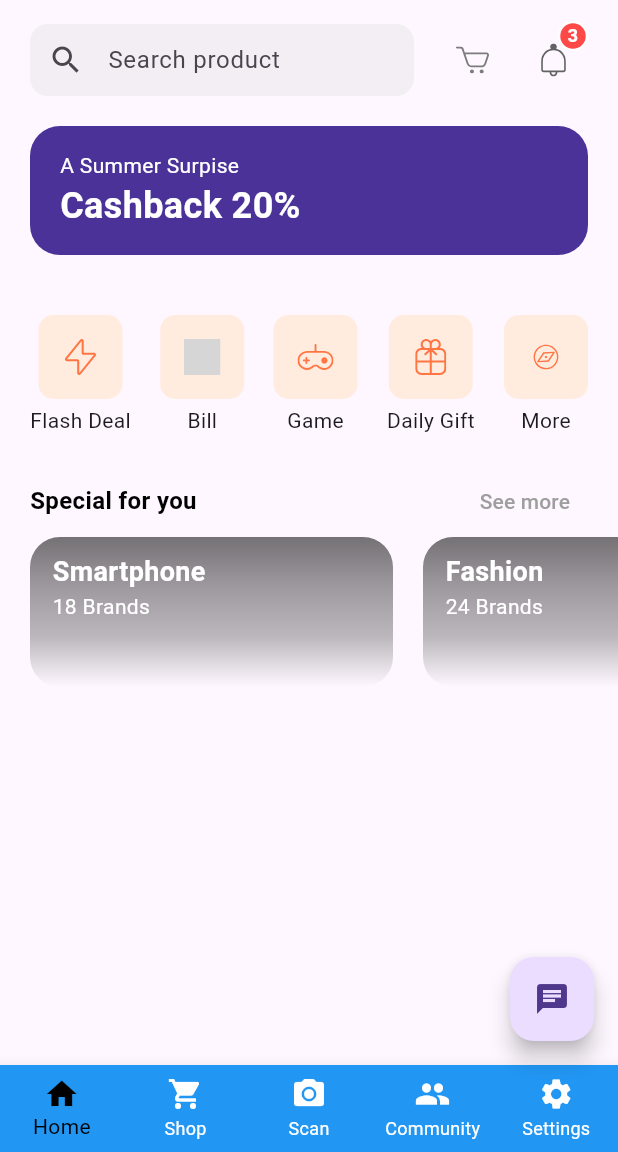
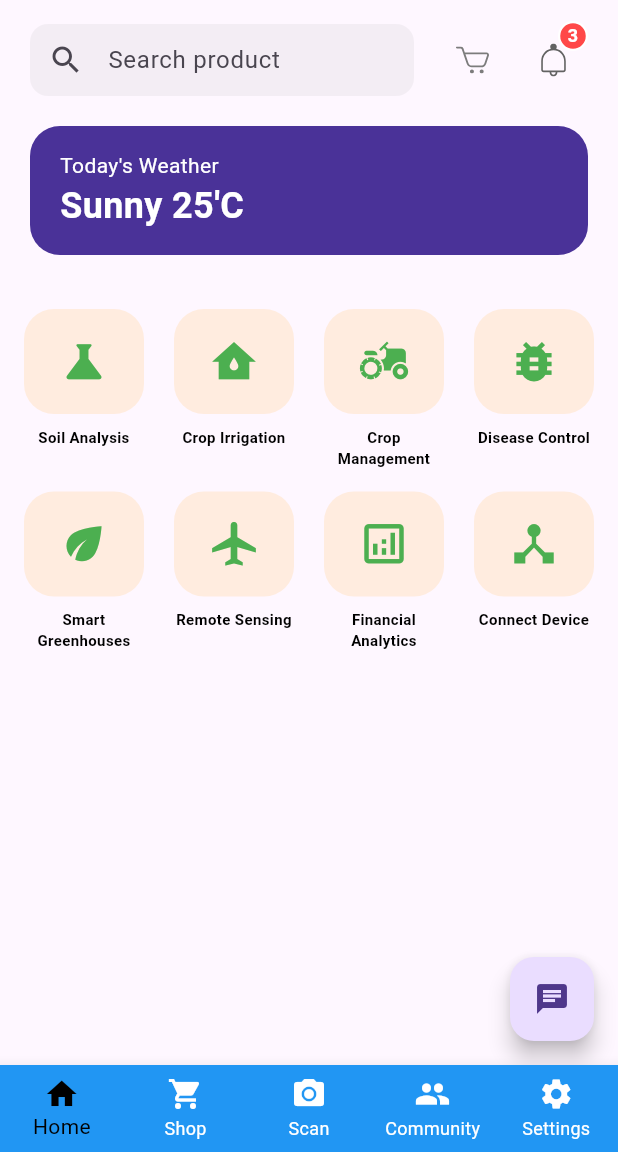
Before and after one commit to CHARLIE1210-A/Vasudhara_A_Smart_Farming_Method, a Flutter app: the screen it shows after launch, after a tap on "Continue", on a phone screen of 412 x 824 dp, the part 84-1236 px from its top. Run offline on Flutter 3.47's test engine with Material 3 defaults, Android fonts, the light colour scheme and no system bars; our stand-ins replace flutter_svg; grey boxes are pictures that could not be loaded.

Commit message:
prototype v0.0.1

```diff
--- a/lib/main.dart
+++ b/lib/main.dart
@@ -1,6 +1,12 @@
 import 'package:flutter/material.dart';
-import 'presentation/screen/splash_screen.dart';
-import 'package:google_generative_ai/google_generative_ai.dart'; // Import for Gemini API
+import 'package:vasudhara_a_smart_farming_method/presentation/screen/community/community.dart';
+import 'package:vasudhara_a_smart_farming_method/presentation/screen/crop_scan/crop_scan.dart';
+import 'package:vasudhara_a_smart_farming_method/presentation/screen/home/home_page.dart';
+import 'package:vasudhara_a_smart_farming_method/presentation/screen/setting/setting.dart';
+import 'package:vasudhara_a_smart_farming_method/presentation/screen/shop/shop_screen.dart';
+import 'package:vasudhara_a_smart_farming_method/presentation/screen/splash_screen.dart';
+
+import 'main_screen.dart';
 
 void main() {
   runApp(MyApp());
@@ -11,137 +17,22 @@ class MyApp extends StatelessWidget {
   Widget build(BuildContext context) {
     return MaterialApp(
       debugShowCheckedModeBanner: false,
-      title: 'Flutter Splash Screen',
+      title: 'VASUDHARA',
       theme: ThemeData(
         primarySwatch: Colors.blue,
       ),
-      home: SplashScreen(),
+      // home: SplashScreen(),
+      initialRoute: '/',
+      routes: {
+        '/': (context) => SplashScreen(),
+        // '/': (context) => MainScreen(),
+        '/main': (context) => MainScreen(),
+        '/home': (context) => HomeScreen(),
+        '/shop': (context) => ShopScreen(),
+        '/scan': (context) => CropScanScreen(),
+        '/community': (context) => CommunityScreen(),
+        '/setting': (context) => SettingScreen(),
+      },
     );
   }
 }
-
-// class MyApp extends StatelessWidget {
-//   @override
-//   Widget build(BuildContext context) {
-//     return MaterialApp(
-//       debugShowCheckedModeBanner: false,
-//       title: 'QnA Chatbot with Gemini',
-//       theme: ThemeData(
-//         primarySwatch: Colors.blue,
-//       ),
-//       home: MyHomePage(),
-//     );
-//   }
-// }
-
-// class MyHomePage extends StatefulWidget {
-//   @override
-//   _MyHomePageState createState() => _MyHomePageState();
-// }
-
-// class _MyHomePageState extends State<MyHomePage> {
-//   final TextEditingController _questionController = TextEditingController();
-//   List<String> _conversationHistory = []; // List to store conversation history
-//   String _answer = '';
-//   final String _apiKey = "YOUR_API_KEY"; // Replace with your actual API key
-//   bool _showChatScreen = false; // Flag to control chat screen visibility
-
-//   Future<void> _getAnswer(String question) async {
-//     // final genAI = GoogleGenerativeAI(_apiKey);
-//     // final genModel = await genAI.getGenerativeModel(model: "gemini-pro");
-
-//     final model = GenerativeModel(model: 'gemini-pro', apiKey: _apiKey);
-//     final content = [Content.text(question)];
-//     final response = await model.generateContent(content);
-//     // Use sendMessageStream for conversational flow
-//     // final responseStream = model.sendMessageStream(
-//     //   content: Content.text(question),
-//     //   stream: true,
-//     // );
-
-//     // // Get the first response from the stream
-//     // final response = await responseStream.first;
-
-//     setState(() {
-//       _conversationHistory.add(question); // Add user question to history
-//       _conversationHistory
-//           .add(response.text!); // Add generated answer to history
-//       _answer = response.text!;
-//     });
-//   }
-
-//   void _toggleChatScreen() {
-//     setState(() {
-//       _showChatScreen = !_showChatScreen;
-//     });
-//   }
-
-//   @override
-//   Widget build(BuildContext context) {
-//     return Scaffold(
-//       appBar: AppBar(
-//         title: Text('QnA Chatbot'),
-//       ),
-//       body: Stack(
-//         children: [
-//           // Main content (hidden when chat screen is visible)
-//           Visibility(
-//             visible: !_showChatScreen,
-//             child: Center(
-//               child: Text(
-//                 'Click the chat button to ask questions!',
-//                 style: TextStyle(fontSize: 16),
-//               ),
-//             ),
-//           ),
-
-//           // Chat screen (overlayed on top of main content)
-//           Visibility(
-//             visible: _showChatScreen,
-//             child: Padding(
-//               padding: const EdgeInsets.all(20.0),
-//               child: Column(
-//                 children: [
-//                   // Display conversation history
-//                   Expanded(
-//                     child: ListView.builder(
-//                       reverse: true, // Display latest messages at the top
-//                       itemCount: _conversationHistory.length,
-//                       itemBuilder: (context, index) => Text(
-//                         _conversationHistory[index],
-//                         style: TextStyle(fontSize: 16),
-//                       ),
-//                     ),
-//                   ),
-
-//                   SizedBox(height: 10),
-//                   TextField(
-//                     controller: _questionController,
-//                     decoration: InputDecoration(
-//                       labelText: 'Ask your question here...',
-//                     ),
-//                     onSubmitted: (question) => _getAnswer(question),
-//                   ),
-//                   SizedBox(height: 10),
-//                   ElevatedButton(
-//                     onPressed: () => _getAnswer(_questionController.text),
-//                     child: Text('Get Answer'),
-//                   ),
-//                   SizedBox(height: 20),
-//                   Text(
-//                     _answer,
-//                     style: TextStyle(fontSize: 16),
-//                   ),
-//                 ],
-//               ),
-//             ),
-//           ),
-//         ],
-//       ),
-//       floatingActionButton: FloatingActionButton(
-//         onPressed: _toggleChatScreen,
-//         child: Icon(_showChatScreen ? Icons.close : Icons.chat),
-//       ),
-//     );
-//   }
-// }
--- /dev/null
+++ b/lib/main_screen.dart
@@ -0,0 +1,71 @@
+import 'package:flutter/material.dart';
+import 'package:vasudhara_a_smart_farming_method/presentation/screen/community/community.dart';
+import 'package:vasudhara_a_smart_farming_method/presentation/screen/crop_scan/crop_scan.dart';
+import 'package:vasudhara_a_smart_farming_method/presentation/screen/setting/setting.dart';
+import 'package:vasudhara_a_smart_farming_method/presentation/screen/shop/shop_screen.dart';
+
+import 'presentation/screen/home/home_page.dart';
+
+class MainScreen extends StatefulWidget {
+  const MainScreen({super.key});
+
+  @override
+  State<MainScreen> createState() => _MainScreenState();
+}
+
+class _MainScreenState extends State<MainScreen> {
+  int _currentIndex = 0;
+  final List<Widget> _children = [
+    const HomeScreen(),
+    ShopScreen(),
+    CropScanScreen(),
+    CommunityScreen(),
+    SettingScreen(),
+  ];
+
+  void onTabTapped(int index) {
+    setState(() {
+      _currentIndex = index;
+    });
+  }
+
+  @override
+  Widget build(BuildContext context) {
+    return Scaffold(
+      body: IndexedStack(
+        index: _currentIndex,
+        children: _children,
+      ),
+      bottomNavigationBar: BottomNavigationBar(
+        onTap: onTabTapped,
+        currentIndex: _currentIndex,
+        type: BottomNavigationBarType.fixed,
+        backgroundColor: Colors.blue,
+        selectedItemColor: Colors.black,
+        unselectedItemColor: Colors.white,
+        items: const [
+          BottomNavigationBarItem(
+            icon: Icon(Icons.home),
+            label: 'Home',
+          ),
+          BottomNavigationBarItem(
+            icon: Icon(Icons.shopping_cart),
+            label: 'Shop',
+          ),
+          BottomNavigationBarItem(
+            icon: Icon(Icons.camera_alt),
+            label: 'Scan',
+          ),
+          BottomNavigationBarItem(
+            icon: Icon(Icons.group),
+            label: 'Community',
+          ),
+          BottomNavigationBarItem(
+            icon: Icon(Icons.settings),
+            label: 'Settings',
+          ),
+        ],
+      ),
+    );
+  }
+}
--- /dev/null
+++ b/lib/presentation/screen/community/community.dart
@@ -0,0 +1,11 @@
+import 'package:flutter/material.dart';
+
+class CommunityScreen extends StatelessWidget {
+  @override
+  Widget build(BuildContext context) {
+    return Scaffold(
+      appBar: AppBar(title: Text('Community')),
+      body: Center(child: Text('Community Screen')),
+    );
+  }
+}
--- /dev/null
+++ b/lib/presentation/screen/crop_scan/crop_scan.dart
@@ -0,0 +1,11 @@
+import 'package:flutter/material.dart';
+
+class CropScanScreen extends StatelessWidget {
+  @override
+  Widget build(BuildContext context) {
+    return Scaffold(
+      appBar: AppBar(title: Text('Scan')),
+      body: Center(child: Text('Scan Screen')),
+    );
+  }
+}
--- a/lib/presentation/screen/home/components/bottom_navigation.dart
+++ b/lib/presentation/screen/home/components/bottom_navigation.dart
@@ -7,11 +7,19 @@ class BottomNavBar extends StatefulWidget {
 
 class _BottomNavBarState extends State<BottomNavBar> {
   int _currentIndex = 0;
+  final List<String> _children = [
+    '/home',
+    '/shop',
+    '/scan',
+    '/community',
+    '/setting',
+  ];
 
   void onTabTapped(int index) {
     setState(() {
       _currentIndex = index;
     });
+    Navigator.pushNamed(context, _children[_currentIndex]);
   }
 
   @override
@@ -23,7 +31,7 @@ class _BottomNavBarState extends State<BottomNavBar> {
       backgroundColor: Colors.blue,
       selectedItemColor: Colors.black,
       unselectedItemColor: Colors.white,
-      items: [
+      items: const [
         BottomNavigationBarItem(
           icon: Icon(Icons.home),
           label: 'Home',
--- a/lib/presentation/screen/home/components/discount_banner.dart
+++ b/lib/presentation/screen/home/components/discount_banner.dart
@@ -22,9 +22,9 @@ class DiscountBanner extends StatelessWidget {
         TextSpan(
           style: TextStyle(color: Colors.white),
           children: [
-            TextSpan(text: "A Summer Surpise\n"),
+            TextSpan(text: "Today's Weather\n"),
             TextSpan(
-              text: "Cashback 20%",
+              text: "Sunny 25'C",
               style: TextStyle(
                 fontSize: 24,
                 fontWeight: FontWeight.bold,
--- /dev/null
+++ b/lib/presentation/screen/home/components/farming_features.dart
@@ -0,0 +1,72 @@
+import 'package:flutter/material.dart';
+
+class FarmingFeature {
+  final String title;
+  final IconData icon;
+
+  const FarmingFeature({
+    required this.title,
+    required this.icon,
+  });
+}
+
+class FarmingFeatureItem extends StatelessWidget {
+  final FarmingFeature feature;
+
+  const FarmingFeatureItem({Key? key, required this.feature}) : super(key: key);
+
+  @override
+  Widget build(BuildContext context) {
+    return GestureDetector(
+      onTap: () {},
+      child: Column(
+        children: [
+          Container(
+            padding: const EdgeInsets.all(14),
+            height: 70,
+            decoration: BoxDecoration(
+              color: const Color(0xFFFFECDF),
+              borderRadius: BorderRadius.circular(20),
+            ),
+            child: Center(
+              child: Icon(
+                feature.icon,
+                size: 35.0,
+                color: Colors.green,
+              ),
+            ),
+          ),
+          const SizedBox(height: 8),
+          Text(
+            feature.title,
+            style: const TextStyle(
+                color: Colors.black,
+                fontSize: 10.0,
+                fontWeight: FontWeight.bold),
+            textAlign: TextAlign.center,
+          )
+        ],
+      ),
+    );
+  }
+}
+
+class FarmingFeatures extends StatelessWidget {
+  final List<FarmingFeature> features; // List of farming features
+
+  const FarmingFeatures({Key? key, required this.features}) : super(key: key);
+
+  @override
+  Widget build(BuildContext context) {
+    return GridView.extent(
+      maxCrossAxisExtent: 100.0, // Adjust max width of each card
+      childAspectRatio: 0.75, // Adjust aspect ratio for desired sizing
+      padding: const EdgeInsets.all(16.0),
+      mainAxisSpacing: 15.0, // Spacing between rows
+      crossAxisSpacing: 20.0, // Spacing between columns
+      children: features
+          .map((feature) => FarmingFeatureItem(feature: feature))
+          .toList(),
+    );
+  }
+}
--- a/lib/presentation/screen/home/home_page.dart
+++ b/lib/presentation/screen/home/home_page.dart
@@ -1,17 +1,48 @@
 import 'package:flutter/material.dart';
 import 'package:http/http.dart' as http;
 import 'package:vasudhara_a_smart_farming_method/presentation/screen/home/components/app_bar.dart';
-import 'package:vasudhara_a_smart_farming_method/presentation/screen/home/components/bottom_navigation.dart';
+import 'components/discount_banner.dart';
+import 'components/farming_features.dart';
+import 'components/home_header.dart';
 
-import 'components/categories.dart';
-import 'components/discount_banner.dart';
-import 'components/home_header.dart';
-// import 'components/popular_product.dart';
-import 'components/special_offers.dart';
+final features = [
+  const FarmingFeature(
+    title: 'Soil Analysis',
+    icon: Icons.science,
+  ),
+  const FarmingFeature(
+    title: 'Crop Irrigation',
+    icon: Icons.water_damage,
+  ),
+  const FarmingFeature(
+    title: 'Crop Management',
+    icon: Icons.agriculture,
+  ),
+  const FarmingFeature(
+    title: 'Disease Control',
+    icon: Icons.bug_report,
+  ),
+  const FarmingFeature(
+    title: 'Smart Greenhouses',
+    icon: Icons.eco,
+  ),
+  const FarmingFeature(
+    title: 'Remote Sensing',
+    icon: Icons.airplanemode_active_outlined,
+  ),
+  const FarmingFeature(
+    title: 'Financial Analytics',
+    icon: Icons.analytics_outlined,
+  ),
+  const FarmingFeature(
+    title: 'Connect Device',
+    icon: Icons.device_hub,
+  ),
+  // ... Add features with  icons
+];
 
 class HomeScreen extends StatefulWidget {
   static String routeName = "/home";
-
   const HomeScreen({super.key});
 
   @override
@@ -50,22 +81,6 @@ class _HomeScreenState extends State<HomeScreen> {
       appBar:
           CustomAppBar(title: 'Vasudhara', logoPath: 'assets/logo/company.png'),
       endDrawer: CustomDrawer(),
-      // body: SafeArea(
-      //   child: SingleChildScrollView(
-      //     padding: EdgeInsets.symmetric(vertical: 16),
-      //     child: Column(
-      //       children: [
-      //         HomeHeader(),
-      //         DiscountBanner(),
-      //         Categories(),
-      //         SpecialOffers(),
-      //         SizedBox(height: 20),
-      //         // PopularProducts(),
-      //         SizedBox(height: 20),
-      //       ],
-      //     ),
-      //   ),
-      // ),
       body: Stack(
         children: [
           // Main content (hidden when chat screen is visible)
@@ -73,16 +88,14 @@ class _HomeScreenState extends State<HomeScreen> {
             visible: !_showChatScreen,
             child: SafeArea(
               child: SingleChildScrollView(
-                padding: EdgeInsets.symmetric(vertical: 16),
+                padding: const EdgeInsets.symmetric(vertical: 16),
                 child: Column(
                   children: [
-                    HomeHeader(),
-                    DiscountBanner(),
-                    Categories(),
-                    SpecialOffers(),
-                    SizedBox(height: 20),
-                    // PopularProducts(),
-                    SizedBox(height: 20),
+                    const HomeHeader(),
+                    const DiscountBanner(),
+                    SizedBox(
+                        height: 400,
+                        child: FarmingFeatures(features: features)),
                   ],
                 ),
               ),
@@ -98,20 +111,20 @@ class _HomeScreenState extends State<HomeScreen> {
                 children: [
                   TextField(
                     controller: _questionController,
-                    decoration: InputDecoration(
+                    decoration: const InputDecoration(
                       labelText: 'Ask your question here...',
                     ),
                     onSubmitted: (question) => _getAnswer(question),
                   ),
-                  SizedBox(height: 10),
+                  const SizedBox(height: 10),
                   ElevatedButton(
                     onPressed: () => _getAnswer(_questionController.text),
-                    child: Text('Get Answer'),
+                    child: const Text('Get Answer'),
                   ),
-                  SizedBox(height: 20),
+                  const SizedBox(height: 20),
                   Text(
                     _answer,
-                    style: TextStyle(fontSize: 16),
+                    style: const TextStyle(fontSize: 16),
                   ),
                 ],
               ),
@@ -119,11 +132,12 @@ class _HomeScreenState extends State<HomeScreen> {
           ),
         ],
       ),
+      // body: FarmingFeatures(features: features),
       floatingActionButton: FloatingActionButton(
         onPressed: _toggleChatScreen,
         child: Icon(_showChatScreen ? Icons.close : Icons.chat),
       ),
-      bottomNavigationBar: BottomNavBar(),
+      // bottomNavigationBar: BottomNavBar(),
     );
   }
 }
--- a/lib/presentation/screen/onboarding/onboarding_screen.dart
+++ b/lib/presentation/screen/onboarding/onboarding_screen.dart
@@ -1,12 +1,9 @@
 import 'package:flutter/material.dart';
-
 import '../../constants.dart';
-// import '../sign_in/sign_in_screen.dart';
 import 'components/onboarding_content.dart';
-import '../home/home_page.dart';
 
 class OnBoarding extends StatefulWidget {
-  static String routeName = "/splash";
+  static String routeName = "/home";
 
   const OnBoarding({super.key});
 
@@ -82,10 +79,10 @@ class _OnBoardingState extends State<OnBoarding> {
                       const Spacer(),
                       ElevatedButton(
                         onPressed: () {
-                          Navigator.pushReplacement(
-                              context,
-                              MaterialPageRoute(
-                                  builder: (context) => HomeScreen()));
+                          Navigator.pushReplacementNamed(context, '/main'
+                              // MaterialPageRoute(
+                              //     builder: (context) => HomeScreen())
+                              );
                         },
                         child: const Text("Continue"),
                       ),
--- a/lib/presentation/screen/onboarding_screen.dart
+++ /dev/null
@@ -1,45 +0,0 @@
-import 'package:flutter/material.dart';
-
-class OnboardingScreen extends StatelessWidget {
-  final PageController _controller = PageController(initialPage: 0);
-
-  @override
-  Widget build(BuildContext context) {
-    return Scaffold(
-      body: PageView(
-        controller: _controller,
-        children: <Widget>[
-          _buildPage('Welcome', 'Welcome to our app!', Colors.green),
-          _buildPage(
-              'Enjoy', 'Enjoy the various features we offer!', Colors.blue),
-          _buildPage('Get Started', 'Let\'s get started!', Colors.red),
-          _buildPage(
-              'Stay Connected', 'Stay connected with us!', Colors.orange),
-          _buildPage(
-              'Thank You', 'Thank you for choosing our app!', Colors.purple),
-        ],
-      ),
-    );
-  }
-
-  Widget _buildPage(String title, String description, Color color) {
-    return Container(
-      color: color,
-      child: Column(
-        mainAxisAlignment: MainAxisAlignment.center,
-        children: <Widget>[
-          Text(
-            title,
-            style: TextStyle(fontSize: 30, fontWeight: FontWeight.bold),
-          ),
-          SizedBox(height: 20),
-          Text(
-            description,
-            style: TextStyle(fontSize: 20),
-            textAlign: TextAlign.center,
-          ),
-        ],
-      ),
-    );
-  }
-}
--- /dev/null
+++ b/lib/presentation/screen/setting/setting.dart
@@ -0,0 +1,11 @@
+import 'package:flutter/material.dart';
+
+class SettingScreen extends StatelessWidget {
+  @override
+  Widget build(BuildContext context) {
+    return Scaffold(
+      appBar: AppBar(title: Text('Setting')),
+      body: Center(child: Text('Setting Screen')),
+    );
+  }
+}
--- /dev/null
+++ b/lib/presentation/screen/shop/shop_screen.dart
@@ -0,0 +1,11 @@
+import 'package:flutter/material.dart';
+
+class ShopScreen extends StatelessWidget {
+  @override
+  Widget build(BuildContext context) {
+    return Scaffold(
+      appBar: AppBar(title: Text('Shop')),
+      body: Center(child: Text('Shop Screen')),
+    );
+  }
+}
```
